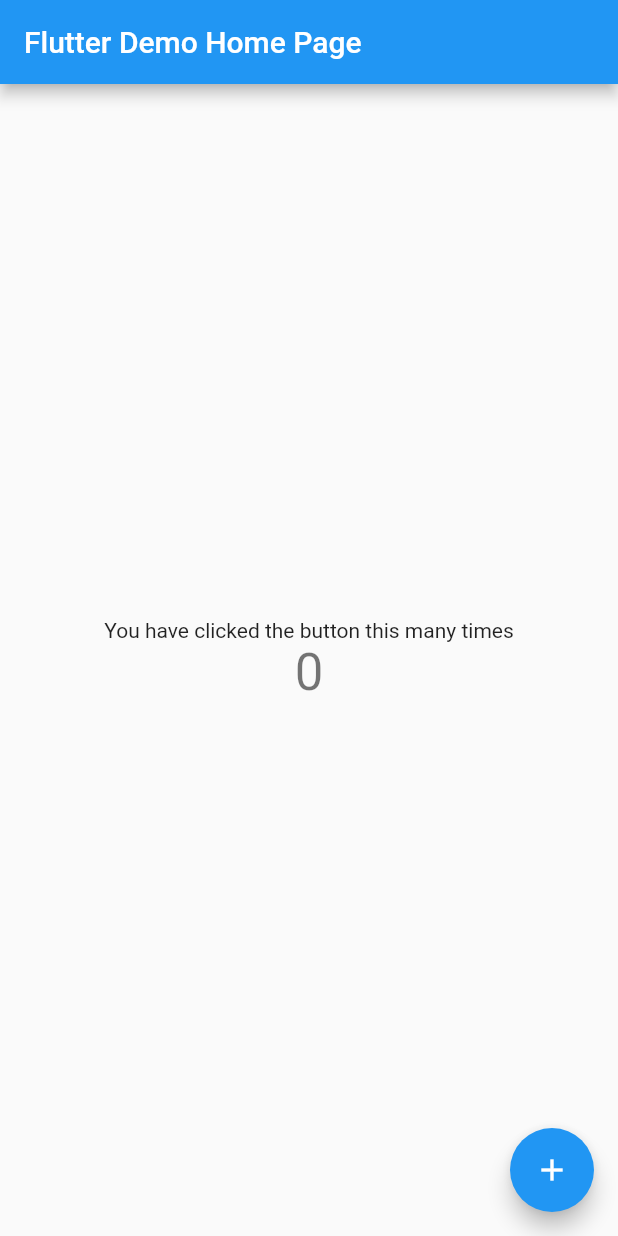
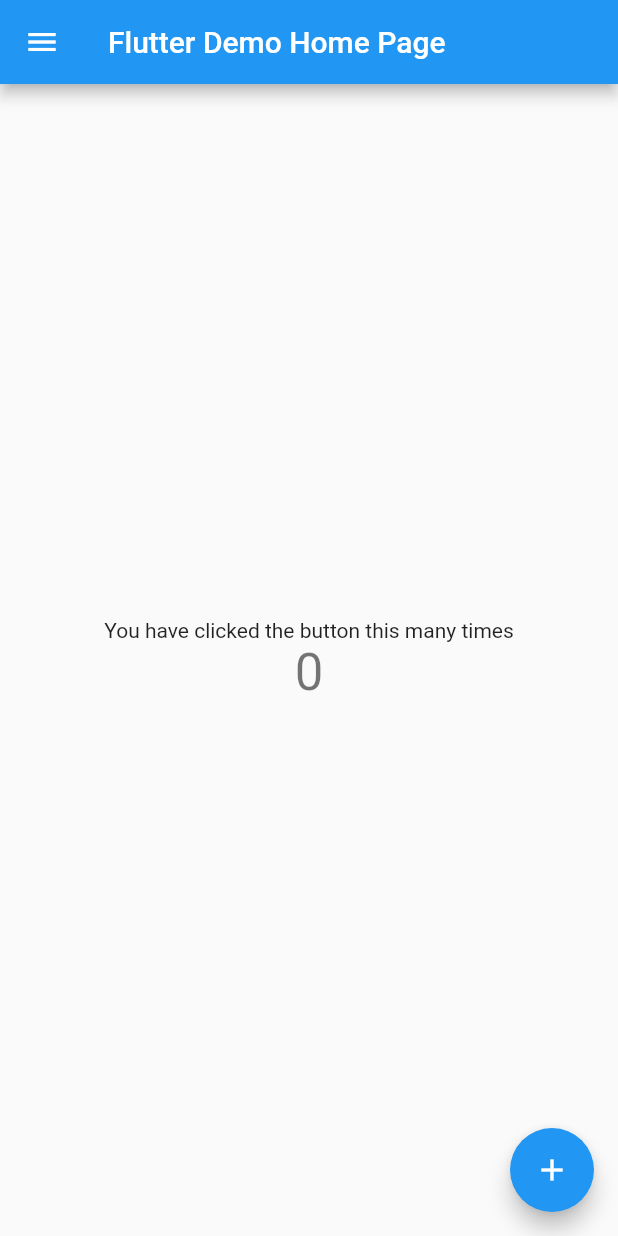
Before and after one commit to eugeniusms/pbp-flutter-tutorial, a Flutter app: the screen it shows after launch, on a phone screen of 412 x 824 dp. Run offline on Flutter 3.47's test engine with Material 2 defaults, Android fonts, the phone set to English and light mode, and no system bars.

Commit message:
🔨 Add Form Page

```diff
--- a/lib/main.dart
+++ b/lib/main.dart
@@ -1,3 +1,4 @@
+import 'package:pbp_flutter_tutorial/form.dart';
 import 'package:flutter/material.dart';
 
 void main() {
@@ -7,41 +8,22 @@ void main() {
 class MyApp extends StatelessWidget {
     const MyApp({super.key});
 
-  // This widget is the root of your application.
     @override
     Widget build(BuildContext context) {
         return MaterialApp(
         title: 'Flutter Demo',
         theme: ThemeData(
-        // This is the theme of your application.
-        //
-        // Try running your application with "flutter run". You'll see the
-        // application has a blue toolbar. Then, without quitting the app, try
-        // changing the primarySwatch below to Colors.green and then invoke
-        // "hot reload" (press "r" in the console where you ran "flutter run",
-        // or simply save your changes to "hot reload" in a Flutter IDE).
-        // Notice that the counter didn't reset back to zero; the application
-        // is not restarted.
             primarySwatch: Colors.blue,
         ),
-      home: const MyHomePage(title: 'Flutter Demo Home Page'),
+        home: const MyHomePage(),
         );
     }
 }
 
 class MyHomePage extends StatefulWidget {
-  const MyHomePage({super.key, required this.title});
+    const MyHomePage({super.key});
 
-  // This widget is the home page of your application. It is stateful, meaning
-  // that it has a State object (defined below) that contains fields that affect
-  // how it looks.
-
-  // This class is the configuration for the state. It holds the values (in this
-  // case the title) provided by the parent (in this case the App widget) and
-  // used by the build method of the State. Fields in a Widget subclass are
-  // always marked "final".
-
-  final String title;
+    final String title = 'Flutter Demo Home Page';
 
     @override
     State<MyHomePage> createState() => _MyHomePageState();
@@ -71,9 +53,35 @@ class _MyHomePageState extends State<MyHomePage> {
     // than having to individually change instances of widgets.
     return Scaffold(
           appBar: AppBar(
-        // Here we take the value from the MyHomePage object that was created by
-        // the App.build method, and use it to set our appbar title.
         title: Text(widget.title),
+      ),
+      // Menambahkan drawer menu
+      drawer: Drawer(
+          child: Column(
+            children: [
+              // Menambahkan clickable menu
+              ListTile(
+                title: const Text('Counter'),
+                onTap: () {
+                  // Route menu ke halaman utama
+                  Navigator.pushReplacement(
+                    context,
+                    MaterialPageRoute(builder: (context) => const MyHomePage()),
+                  );
+                },
+              ),
+              ListTile(
+                title: const Text('Form'),
+                onTap: () {
+                  // Route menu ke halaman form
+                  Navigator.pushReplacement(
+                    context,
+                    MaterialPageRoute(builder: (context) => const MyFormPage()),
+                  );
+                },
+              ),
+            ],
+          ),
         ),
       body: Center(
         // Center is a layout widget. It takes a single child and positions it
```
Also changed, not shown: lib/form.dart (added, +56 -0 lines). Lines whose indentation alone changed are shown as unchanged.
